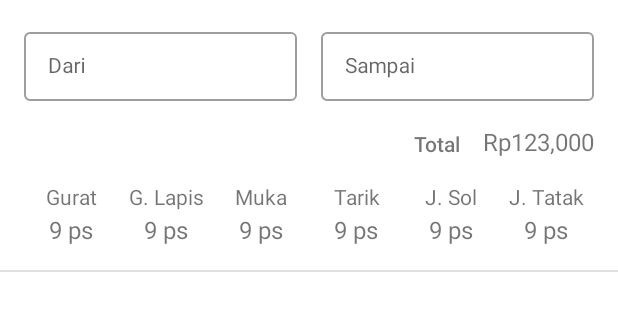
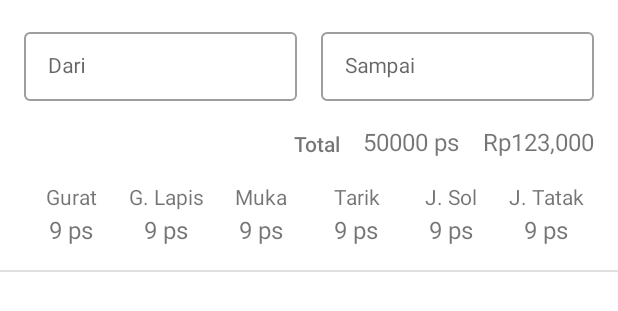
Before and after one commit to mikerutenshi/workflow-android, an Android app: the layout fragment_salary_report_list.xml on its own in the app's theme, with its tools: preview values and no code run, on a phone screen of 412 x 824 dp. Shown: the top 311 px of the screen. Run offline under Robolectric (Android 15) with nearby library versions, the phone set to English and light mode, and no system bars.

Commit message:
Add total qty in report

```diff
--- a/app/src/main/java/com/workflow/presentation/view/fragments/SalaryReportListFragment.java
+++ b/app/src/main/java/com/workflow/presentation/view/fragments/SalaryReportListFragment.java
@@ -57,6 +57,7 @@ public class SalaryReportListFragment extends BaseFragment implements SalaryRepo
     @BindView(R.id.layout_alpha_progress_bar) ConstraintLayout layoutProgressBar;
     @BindView(R.id.layout_data_empty) ConstraintLayout layoutDataEmpty;
     @BindView(R.id.tv_salary_report_total_cost) AppCompatTextView tvTotalCost;
+    @BindView(R.id.tv_item_salary_report_total_qty) AppCompatTextView tvTotalQty;
     @BindView(R.id.tv_field_report_qty_draw) AppCompatTextView tvQtyDraw;
     @BindView(R.id.tv_field_report_qty_lining_draw) AppCompatTextView tvQtyLiningDraw;
     @BindView(R.id.tv_field_report_qty_sew) AppCompatTextView tvQtySew;
@@ -151,6 +152,7 @@ public class SalaryReportListFragment extends BaseFragment implements SalaryRepo
     public void renderData(GenericResponseModel<SalaryReportListModel> data) {
         List<SalaryReportListModel.Quantity> quantities = data.getData().getQuantitiesModels();
         Integer totalCost = data.getData().getTotalCost();
+        Integer totalQty = 0;
         List<SalaryReportListModel.Item> items = data.getData().getList();
 
         tvQtyDraw.setText("-");
@@ -183,8 +185,10 @@ public class SalaryReportListFragment extends BaseFragment implements SalaryRepo
                 default:
                     break;
             }
+            totalQty = totalQty + quantity.getQuantity();
         }
 
+        tvTotalQty.setText(String.format(strQuantity, totalQty));
         tvTotalCost.setText(WorkflowUtils.convertRupiah(totalCost));
 
         adapter.removeLoadingFooter();
--- a/app/src/main/res/layout/fragment_salary_report_list.xml
+++ b/app/src/main/res/layout/fragment_salary_report_list.xml
@@ -63,7 +63,18 @@
 
             </com.google.android.material.textfield.TextInputLayout>
 
-            <TextView
+            <androidx.appcompat.widget.AppCompatTextView
+                android:id="@+id/tv_item_salary_report_total_qty"
+                tools:text="50000 ps"
+                android:layout_width="wrap_content"
+                android:layout_height="wrap_content"
+                android:textSize="16sp"
+                android:layout_margin="@dimen/activity_horizontal_margin"
+                app:layout_constraintEnd_toStartOf="@id/tv_salary_report_total_cost"
+                app:layout_constraintTop_toBottomOf="@id/til_salary_report_start_date"
+                />
+
+            <androidx.appcompat.widget.AppCompatTextView
                 android:id="@+id/tv_salary_report_total_cost"
                 tools:text="Rp123,000"
                 android:textSize="16sp"
@@ -83,7 +94,7 @@
                 android:textAlignment="viewEnd"
                 android:layout_marginEnd="@dimen/activity_horizontal_margin"
                 app:layout_constraintBottom_toBottomOf="@id/tv_salary_report_total_cost"
-                app:layout_constraintEnd_toStartOf="@id/tv_salary_report_total_cost" />
+                app:layout_constraintEnd_toStartOf="@id/tv_item_salary_report_total_qty" />
 
             <androidx.appcompat.widget.AppCompatTextView
                 android:id="@+id/tv_label_report_qty_draw"
```
Also changed, not shown: app/build.gradle (+4 -4 lines).
